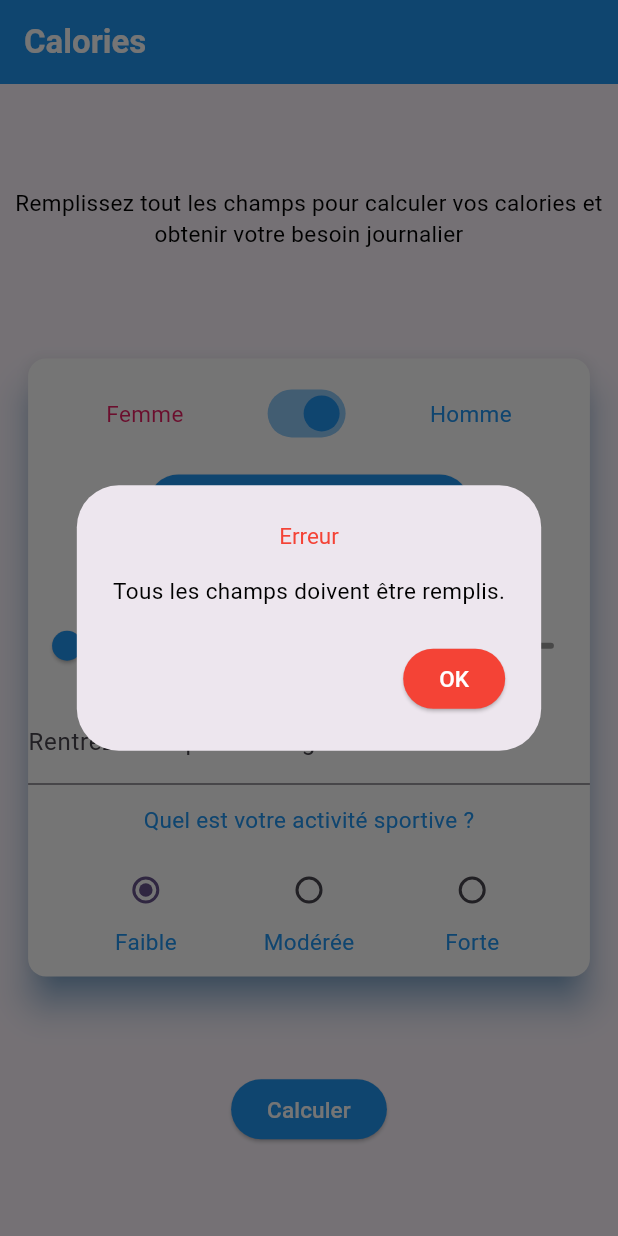
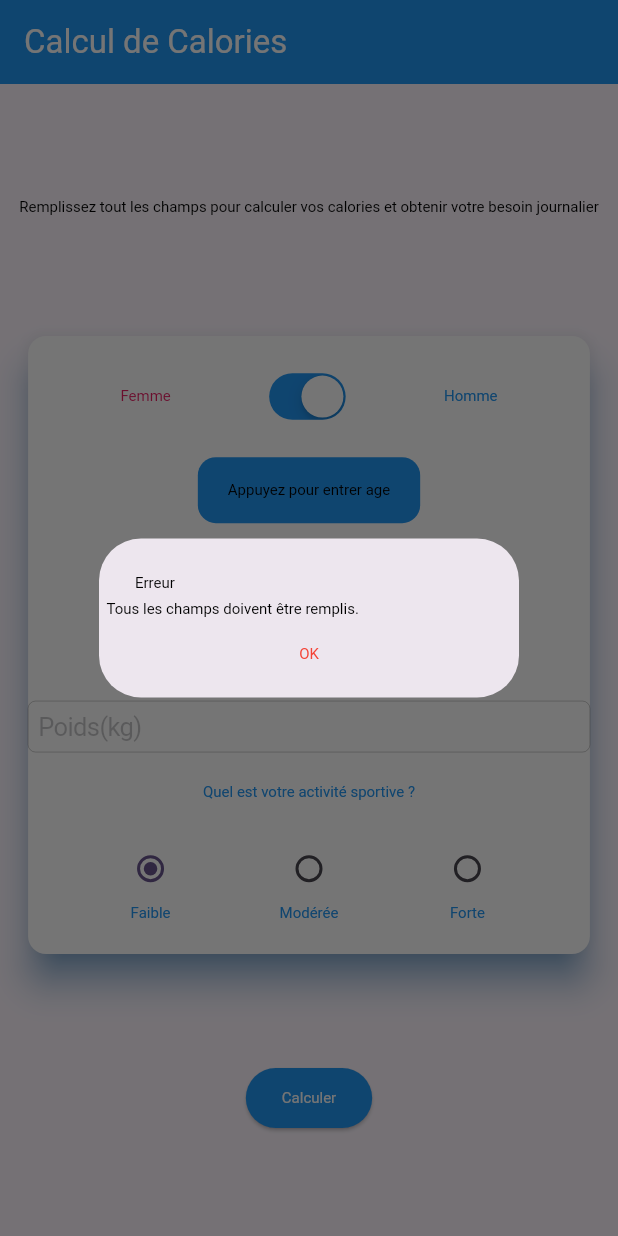
Before and after one commit to Mathys3005/calories, a Flutter app: the screen it shows after launch, after a tap on "Calculer", on a phone screen of 412 x 824 dp. Run offline on Flutter 3.47's test engine with Material 3 defaults, Android fonts, the light colour scheme and no system bars.

Commit message:
feat : ios bof

```diff
--- a/lib/main.dart
+++ b/lib/main.dart
@@ -1,4 +1,7 @@
+import 'package:calories/services/adaptive_plateform.dart';
 import 'package:flutter/material.dart';
+import 'package:flutter_localizations/flutter_localizations.dart';
+import 'package:flutter/cupertino.dart';
 
 void main() {
   runApp(const MyApp());
@@ -13,6 +16,13 @@ class MyApp extends StatelessWidget {
     return MaterialApp(
       debugShowCheckedModeBanner: false,
       title: 'Flutter Demo',
+      localizationsDelegates: [
+        GlobalMaterialLocalizations.delegate,
+        GlobalWidgetsLocalizations.delegate
+      ],
+      supportedLocales: [
+        Locale('fr', 'FR'),
+      ],
       theme: ThemeData(
         colorScheme: ColorScheme.fromSeed(seedColor: Colors.deepPurple),
         useMaterial3: true,
@@ -42,18 +52,16 @@ class _CaloriesHomeState extends State<CaloriesHome> {
   @override
   Widget build(BuildContext context) {
     Size size = MediaQuery.of(context).size;
-    return Scaffold(
-      appBar: AppBar(
-        backgroundColor: getColor(),
-        title: Text('Calories', style: TextStyle(color: Colors.white, fontWeight: FontWeight.bold)),
-      ),
+    return AdaptivePlatform.scaffold(
+      title: 'Calcul de Calories',
+      backgroundColor: getColor(),
       body: Center(
         child: Column(
           mainAxisAlignment: MainAxisAlignment.spaceEvenly,
           children: [
             Padding(
               padding: const EdgeInsets.all(8.0),
-              child: TextAvecStyle(
+              child: AdaptivePlatform.text(
                 'Remplissez tout les champs pour calculer vos calories et '
                     'obtenir votre besoin journalier',
               ),
@@ -71,35 +79,29 @@ class _CaloriesHomeState extends State<CaloriesHome> {
                       Row(
                         mainAxisAlignment: MainAxisAlignment.spaceEvenly,
                         children: [
-                          TextAvecStyle("Femme", color: Colors.pink),
-                          Switch(
+                          AdaptivePlatform.text("Femme", color: Colors.pink),
+                          AdaptivePlatform.myswitch(
                             value: genre,
                             onChanged: (bool b){
                               setState(() {
                                 genre = b;
                               });
                             },
-                            activeColor: getColor(),
-                            inactiveTrackColor: getColor(),
                           ),
-                          TextAvecStyle("Homme", color: Colors.blue),
+                          AdaptivePlatform.text("Homme", color: Colors.blue),
                         ],
                       ),
-                      ElevatedButton(
+                      AdaptivePlatform.button(
                           onPressed: _selectionDate,
-                          child: TextAvecStyle((age == null)?
+                          child: AdaptivePlatform.text((age == null)?
                           'Appuyez pour entrer age': 'Votre age est de $age ans'),
-                          style: ElevatedButton.styleFrom(
-                            backgroundColor: getColor(),
-                          ),
+                           backgroundColor: getColor(),
                       ),
-                      TextAvecStyle(color: getColor(),'Taille : ${sliderValue.toInt()} cm'),
-                      Slider(
+                      AdaptivePlatform.text(color: getColor(),'Taille : ${sliderValue.toInt()} cm'),
+                      AdaptivePlatform.slider(
                           value: sliderValue,
                           min: 100,
                           max: 230,
-                          divisions: 130,
-                          inactiveColor: Colors.grey,
                           activeColor: getColor(),
                           onChanged: (double value) {
                             setState(() {
@@ -107,19 +109,15 @@ class _CaloriesHomeState extends State<CaloriesHome> {
                             });
                           }
                       ),
-                      TextField(
+                      AdaptivePlatform.textField(
                         keyboardType: TextInputType.text,
-                        decoration: InputDecoration(
-                          labelText: 'Rentrez votre poids en kg',
-                          hintText: 'Poids(kg)',
-                        ),
                         onChanged: (String value) {
                           setState(() {
                             poids = value;
                           });
-                        },
+                        }, placeHolder: 'Poids(kg)',
                       ),
-                      TextAvecStyle('Quel est votre activité sportive ?', color: getColor()),
+                      AdaptivePlatform.text('Quel est votre activité sportive ?', color: getColor()),
                       Row(
                         mainAxisAlignment: MainAxisAlignment.spaceEvenly,
                         children: [
@@ -134,7 +132,7 @@ class _CaloriesHomeState extends State<CaloriesHome> {
                                   });
                                 }
                             ),
-                            TextAvecStyle('Faible', color: getColor()),
+                              AdaptivePlatform.text('Faible', color: getColor()),
                             ],
                           ),
                           Column(
@@ -148,7 +146,7 @@ class _CaloriesHomeState extends State<CaloriesHome> {
                                     });
                                   }
                               ),
-                              TextAvecStyle('Modérée', color: getColor()),
+                              AdaptivePlatform.text('Modérée', color: getColor()),
                             ]
                           ),
                           Column(
@@ -162,7 +160,7 @@ class _CaloriesHomeState extends State<CaloriesHome> {
                                     });
                                   }
                               ),
-                              TextAvecStyle('Forte', color: getColor()),
+                              AdaptivePlatform.text('Forte', color: getColor()),
                             ]
                           ),
                         ],
@@ -173,7 +171,7 @@ class _CaloriesHomeState extends State<CaloriesHome> {
             ),
             ElevatedButton(
                 onPressed: calculerNombreDeCalories,
-                child: TextAvecStyle('Calculer', color: Colors.white),
+                child: AdaptivePlatform.text('Calculer', color: Colors.white),
                 style: ElevatedButton.styleFrom(
                   backgroundColor: getColor(),
                 ),
@@ -293,25 +291,10 @@ class _CaloriesHomeState extends State<CaloriesHome> {
   }
 
   void _alerteErreur(String erreur) {
-    showDialog(
+    AdaptivePlatform.dialog(
       context: context,
-      builder: (BuildContext context) {
-        return AlertDialog(
-          title: TextAvecStyle('Erreur', color: Colors.red),
-          content: TextAvecStyle(erreur),
-          actions: [
-            ElevatedButton(
-              onPressed: () {
-                Navigator.pop(context);
-              },
-              child: TextAvecStyle('OK', color: Colors.white),
-              style: ElevatedButton.styleFrom(
-                backgroundColor: Colors.red,
-              ),
-            ),
-          ],
-        );
-      },
+      title: "Erreur",
+      messages: [erreur],
     );
   }
 
--- /dev/null
+++ b/lib/models/bottom_action.dart
@@ -0,0 +1,16 @@
+import 'dart:ui';
+
+import 'package:flutter/material.dart';
+
+class BottomAction{
+  final String texte;
+  final IconData icon;
+  final VoidCallback onPressed;
+
+  BottomAction({
+    required this.texte,
+    required this.icon,
+    required this.onPressed,
+  });
+
+}
--- /dev/null
+++ b/lib/services/adaptive_plateform.dart
@@ -0,0 +1,480 @@
+import 'dart:io';
+
+import 'package:calories/models/bottom_action.dart';
+import 'package:flutter/cupertino.dart';
+import 'package:flutter/material.dart';
+
+
+class AdaptivePlatform {
+  /* =============================================
+      SCAFFOLD
+   ===============================================*/
+  static Widget scaffold(
+      {required String title,
+        required Widget body,
+        required Color backgroundColor}) {
+    if (Platform.isIOS) {
+      return _iOSScaffold(title, body, backgroundColor);
+    }
+    return _androidScaffold(title, body, backgroundColor);
+  }
+
+  static Scaffold _androidScaffold(
+      String title, Widget body, Color backgroundColor) {
+    return Scaffold(
+        appBar: AppBar(
+          title: Text(
+            title,
+            style: TextStyle(color: Colors.white),
+          ),
+          backgroundColor: backgroundColor,
+        ),
+        body: body);
+  }
+
+  static CupertinoPageScaffold _iOSScaffold(
+      String title, Widget body, Color backgroundColor) {
+    return CupertinoPageScaffold(
+      navigationBar: CupertinoNavigationBar(
+        middle: Text(
+          title,
+          style: TextStyle(color: Colors.white),
+        ),
+        backgroundColor: backgroundColor,
+      ),
+      child: body,
+    );
+  }
+
+  /* =============================================
+      TEXT
+   ===============================================*/
+  static Widget text(String data,
+      {Color? color, double? size, TextAlign? align}) {
+    TextStyle style = _textStyle(color: color, size: size);
+    if (!Platform.isIOS) {
+      return _iOSText(data: data, style: style);
+    }
+    return _androidText(data: data, style: style);
+  }
+
+  static Text _androidText(
+      {required String data, required TextStyle style, TextAlign? align}) {
+    return Text(
+      data,
+      style: style,
+      textAlign: align ?? TextAlign.left,
+    );
+  }
+
+  static DefaultTextStyle _iOSText(
+      {required String data, required TextStyle style, TextAlign? align}) {
+    return DefaultTextStyle(
+      style: style,
+      child: Text(data),
+      textAlign: align ?? TextAlign.left,
+    );
+  }
+
+  //Both Material
+  static TextStyle _textStyle({Color? color, double? size}) {
+    return TextStyle(
+      color: color ?? Colors.black, // La couleur ou bien noir par défaut
+      fontSize: size ?? 10,
+    );
+  }
+
+  /* =============================================
+      SWITCH
+   ===============================================*/
+  static Widget myswitch(
+      {required bool value, required ValueChanged<bool> onChanged}) {
+    if (!Platform.isIOS) {
+      return _IOSSwitch(value: value, onChanged: onChanged);
+    }
+    return _androidSwitch(value: value, onChanged: onChanged);
+  }
+
+  static Switch _androidSwitch(
+      {required bool value, required ValueChanged<bool> onChanged}) {
+    return Switch(
+        activeColor: Colors.blue,
+        inactiveTrackColor: Colors.pink,
+        value: value,
+        onChanged: onChanged);
+  }
+
+  static CupertinoSwitch _IOSSwitch(
+      {required bool value, required ValueChanged<bool> onChanged}) {
+    return CupertinoSwitch(
+        activeColor: Colors.blue,
+        trackColor: Colors.pink,
+        value: value,
+        onChanged: onChanged);
+  }
+
+  /* =============================================
+      BOUTON
+   ===============================================*/
+  static Widget button(
+      {required Widget child,
+        required VoidCallback onPressed,
+        required Color backgroundColor}) {
+    if (!Platform.isIOS) {
+      return _iOSButton(
+          child: child, onPressed: onPressed, backgroundColor: backgroundColor);
+    }
+    return _androidRaisedButton(
+        child: child, onPressed: onPressed, backgroundColor: backgroundColor);
+  }
+
+  static ElevatedButton _androidRaisedButton(
+      {required Widget child,
+        required VoidCallback onPressed,
+        required Color backgroundColor}) {
+    return ElevatedButton(
+      child: child,
+      onPressed: onPressed,
+      style: ButtonStyle(
+          backgroundColor: MaterialStateProperty.all<Color>(backgroundColor)),
+    );
+  }
+
+  static CupertinoButton _iOSButton(
+      {required Widget child,
+        required VoidCallback onPressed,
+        required Color backgroundColor}) {
+    return CupertinoButton(
+      child: child,
+      onPressed: onPressed,
+      color: backgroundColor,
+    );
+  }
+
+  /* =============================================
+      SLIDER
+   ===============================================*/
+  static Widget slider(
+      {required double value,
+        required ValueChanged<double> onChanged,
+        required Color activeColor,
+        required double min,
+        required double max}) {
+    if (!Platform.isIOS) {
+      return _IOSSlider(
+          value: value,
+          onChanged: onChanged,
+          activeColor: activeColor,
+          max: max,
+          min: min);
+    }
+    return _androidSlider(
+        value: value,
+        onChanged: onChanged,
+        activeColor: activeColor,
+        max: max,
+        min: min);
+  }
+
+  static Slider _androidSlider(
+      {required double value,
+        required ValueChanged<double> onChanged,
+        required Color activeColor,
+        required double min,
+        required double max}) {
+    return Slider(
+      activeColor: activeColor,
+      value: value,
+      onChanged: onChanged,
+      min: min,
+      max: max,
+    );
+  }
+
+  static CupertinoSlider _IOSSlider(
+      {required double value,
+        required ValueChanged<double> onChanged,
+        required Color activeColor,
+        required double min,
+        required double max}) {
+    return CupertinoSlider(
+      activeColor: activeColor,
+      value: value,
+      onChanged: onChanged,
+      min: min,
+      max: max,
+    );
+  }
+
+  /* =============================================
+      TEXTFIELD
+   ===============================================*/
+  static Widget textField({required TextInputType keyboardType, required ValueChanged<String> onChanged, required String placeHolder}){
+    if(!Platform.isIOS){
+      return _IOSTextField(keyboardType: keyboardType, onChanged: onChanged, placeHolder: placeHolder);
+    }
+    return _androidTextField(keyboardType: keyboardType, onChanged: onChanged, placeHolder: placeHolder);
+  }
+
+  static TextField _androidTextField({required TextInputType keyboardType, required ValueChanged<String> onChanged, required String placeHolder}){
+    return TextField(
+      keyboardType: keyboardType,
+      onChanged: onChanged,
+      decoration: new InputDecoration(
+          labelText: placeHolder
+      ),
+    );
+  }
+
+  static CupertinoTextField _IOSTextField({required TextInputType keyboardType, required ValueChanged<String> onChanged, required String placeHolder}) {
+    return CupertinoTextField(
+      keyboardType: keyboardType,
+      onChanged: onChanged,
+      placeholder: placeHolder,
+    );
+  }
+  /* =============================================
+      ALERT
+   ===============================================*/
+  static Future<dynamic> alert(
+      {required BuildContext context,
+        required String message,
+        required String title}) {
+    return showDialog(
+        context: context,
+        barrierDismissible: false,
+        builder: (context) {
+          if (Platform.isIOS) {
+            return _iOSErrorAlert(
+              context: context,
+              message: message,
+              title:title,);
+          }
+          return _androidErrorAlert(
+            context: context,
+            message: message,
+            title:title,);
+        });
+  }
+
+  static _androidErrorAlert(
+      {required BuildContext context,
+        required String message,
+        required String title,}) {
+    return AlertDialog(
+      title: text(title),
+      content: text(message),
+      actions: [
+        TextButton(
+          child: text("OK", color: Colors.red),
+          onPressed: () {
+            Navigator.of(context).pop();
+          },
+        ),
+      ],
+    );
+  }
+
+  static _iOSErrorAlert(
+      {required BuildContext context,
+        required String message,
+        required String title,}) {
+    return CupertinoAlertDialog(
+      title: text(title),
+      content: text(message),
+      actions: [
+        CupertinoDialogAction (
+          child: text("Ok", color: Colors.red),
+          onPressed: () {
+            Navigator.of(context).pop();
+          },
+        )
+
+      ],
+    );
+  }
+
+
+  /* =============================================
+      DIALOGUE
+   ===============================================*/
+  static Future<dynamic> dialog(
+      {required BuildContext context,
+        required List<String> messages,
+        required String title}) {
+    return showDialog(
+        context: context,
+        barrierDismissible: false,
+        builder: (context) {
+          if (Platform.isIOS) {
+            return _iOSDialog(
+              context: context,
+              messages: messages,
+              title:title,);
+          }
+          return _androidDialog(
+            context: context,
+            messages: messages,
+            title:title,);
+        });
+  }
+
+  static _androidDialog(
+      {required BuildContext context,
+        required List<String> messages,
+        required String title}) {
+    List<Widget> l = [];
+    messages.forEach((element) {
+      l.add(text(element));
+    });
+    l.add(TextButton(
+      child: text("OK", color: Colors.red),
+      onPressed: () {
+        Navigator.of(context).pop();
+      },
+    ));
+
+    return SimpleDialog(
+      title: text(title),
+      contentPadding: EdgeInsets.all(5.0),
+      children: l,
+    );
+  }
+
+  static _iOSDialog(
+      {required BuildContext context,
+        required List<String> messages,
+        required String title,}) {
+
+    List<Widget> l = [];
+    messages.forEach((element) {
+      l.add(text(element));
+    });
+    return CupertinoAlertDialog(
+      title: text(title),
+      content: Column(
+        children: l,
+      ),
+      actions: [
+        CupertinoDialogAction (
+          child: text("Ok", color: Colors.red),
+          onPressed: () {
+            Navigator.of(context).pop();
+          },
+        )
+
+      ],
+    );
+  }
+
+
+  /* =============================================
+        DATEPICKER
+  ===============================================*/
+  static Future<DateTime?> showDate({required BuildContext context}) async{
+    if(!Platform.isIOS){
+      return _IOSShowDate(context:context);
+    }
+    return _androidShowDate(context:context);
+  }
+
+  static Future<DateTime?> _androidShowDate({required BuildContext context}) async{
+    DateTime? datechoisie = await showDatePicker(
+        context: context,
+        firstDate: DateTime(1900),
+        lastDate: DateTime.now(),
+        initialDate: DateTime.now()
+    );
+    return datechoisie;
+  }
+
+  static Future<DateTime?> _IOSShowDate({required BuildContext context}) async{
+    DateTime? datechoisie;
+    await showModalBottomSheet(
+        context: context,
+        builder: (contextBottom){
+          return CupertinoDatePicker(
+            onDateTimeChanged: (DateTime dt) {
+              datechoisie = dt;
+            },
+            initialDateTime:DateTime.now() ,
+            maximumYear: DateTime.now().year,
+            minimumYear: 1900,
+            mode: CupertinoDatePickerMode.date,
+          );
+        }
+    );
+
+    return datechoisie;
+  }
+
+  /* =============================================
+        BOTTOM SHEET
+  ===============================================*/
+  static Future<void> showBottom({required BuildContext context,required String title, required List<BottomAction> actions}) async{
+    if(!Platform.isIOS){
+      return _IOSShowBottom(context:context, title: title, actions: actions);
+    }
+    return _androidShowBottom(context:context, title: title, actions: actions);
+  }
+
+  static Future<void> _androidShowBottom({required BuildContext context,required String title, required List<BottomAction> actions}){
+    List<Widget> l = [];
+    l.add(text(title));
+    actions.forEach((BottomAction action) {
+      l.add(
+          SimpleDialogOption(
+            child: Row(
+              children: [
+                Icon(action.icon),
+                text(action.texte)
+              ],
+            ),
+            onPressed: action.onPressed,
+          )
+      );
+      l.add(Divider());
+    });
+
+    return showModalBottomSheet(
+        context: context,
+        isDismissible: false,
+        builder: (BuildContext contextBottom){
+          return Column(
+            children: l,
+          );
+        }
+    );
+  }
+
+  static Future<void> _IOSShowBottom({required BuildContext context,required String title, required List<BottomAction> actions}){
+    List<Widget> l = [];
+    actions.forEach((BottomAction action) {
+      l.add(
+          CupertinoActionSheetAction(
+            child: Row(
+              children: [
+                Icon(action.icon),
+                text(action.texte)
+              ],
+            ),
+            onPressed: action.onPressed,
+          )
+      );
+    });
+
+    return showCupertinoModalPopup(
+        context: context,
+        builder: (BuildContext contextBottom){
+          return CupertinoActionSheet(
+            title: text(title),
+            actions: l,
+          );
+        }
+    );
+  }
+
+
+
+
+}
--- a/pubspec.yaml
+++ b/pubspec.yaml
@@ -39,6 +39,9 @@ dependencies:
 dev_dependencies:
   flutter_test:
     sdk: flutter
+  flutter_localizations:
+    sdk: flutter
+
 
   # The "flutter_lints" package below contains a set of recommended lints to
   # encourage good coding practices. The lint set provided by the package is
@@ -57,6 +60,7 @@ flutter:
   # included with your application, so that you can use the icons in
   # the material Icons class.
   uses-material-design: true
+
 
   # To add assets to your application, add an assets section, like this:
   # assets:
```
Also changed, not shown: pubspec.lock.
